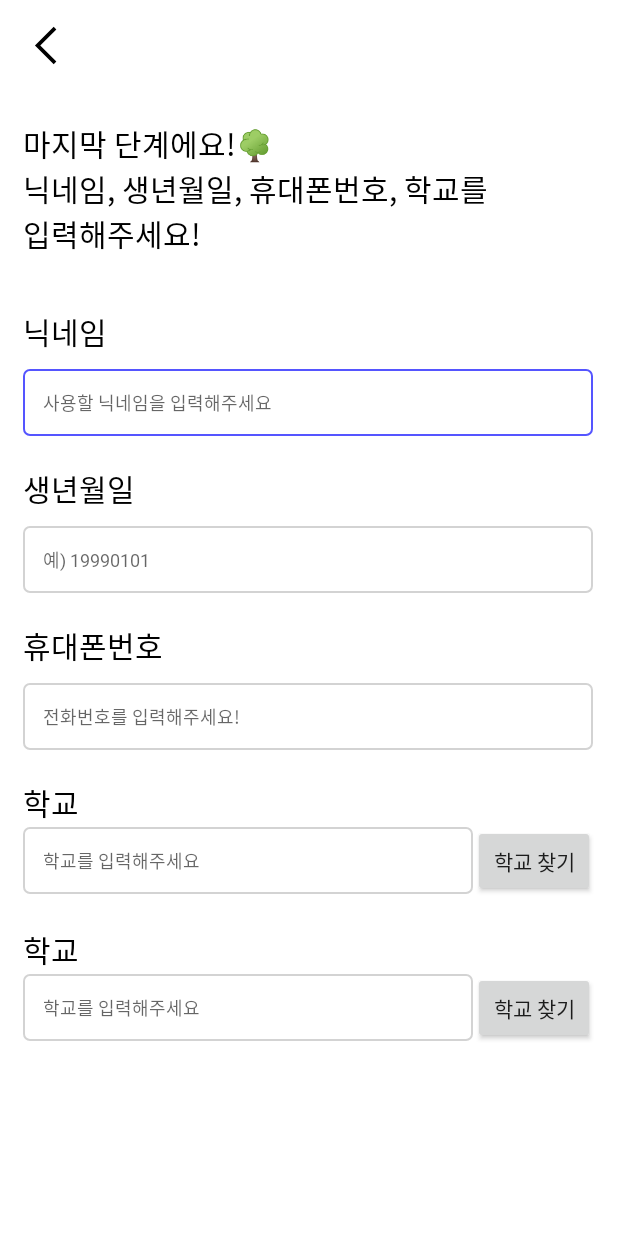
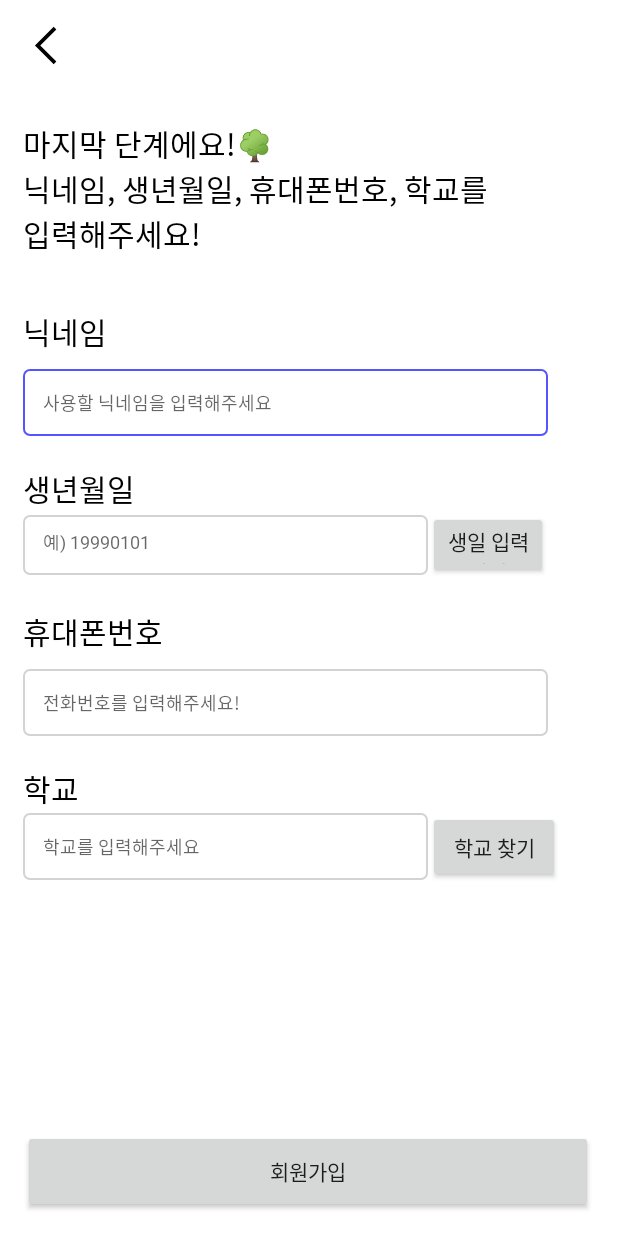
Before and after one commit to xxjo99/Capstone-Design-Android, an Android app: the PrivacyRegisterActivity screen opened directly, with no data from a screen before it, on a phone screen of 412 x 824 dp. Run offline under Robolectric (Android 15) with nearby library versions, the phone set to English and light mode, and no system bars.

Commit message:
회원가입 생일 선택(프레그먼트 추가 토스트 메시지로 확인 메시지 설정), 메인화면에 바로 작성글로 이동할 수 있는 위젯 추가

```diff
--- a/app/src/main/java/com/delivery/mydelivery/register/PrivacyRegisterActivity.java
+++ b/app/src/main/java/com/delivery/mydelivery/register/PrivacyRegisterActivity.java
@@ -1,17 +1,20 @@
 package com.delivery.mydelivery.register;
 
 import android.annotation.SuppressLint;
+import android.app.DatePickerDialog;
 import android.content.Intent;
 import android.media.Image;
 import android.os.Bundle;
 import android.view.View;
 import android.widget.Button;
+import android.widget.DatePicker;
 import android.widget.EditText;
 import android.widget.ImageButton;
 import android.widget.Toast;
 
 import androidx.annotation.NonNull;
 import androidx.appcompat.app.AppCompatActivity;
+import androidx.fragment.app.DialogFragment;
 
 import com.delivery.mydelivery.MainActivity;
 import com.delivery.mydelivery.R;
@@ -26,10 +29,11 @@ import retrofit2.Response;
 public class PrivacyRegisterActivity extends AppCompatActivity {
 
     EditText nameET;
-    EditText birthET;
+    EditText birthET; // 생일
     EditText phoneNumET;
-    Button registerBtn;
+    Button registerBtn,birthBT;
     ImageButton go_back_password;
+
 
     UserVO userVO; // 데이터를 담을 객체
 
@@ -47,6 +51,8 @@ public class PrivacyRegisterActivity extends AppCompatActivity {
         phoneNumET = findViewById(R.id.phoneNumET);
         registerBtn = findViewById(R.id.registerBtn);
         go_back_password = findViewById(R.id.go_back_password);
+        birthBT = findViewById(R.id.birthBT);
+
 
         // 회원가입 버튼
         registerBtn.setOnClickListener(view -> {
@@ -103,4 +109,19 @@ public class PrivacyRegisterActivity extends AppCompatActivity {
                     }
                 });
     }
+    public void showDatePicker(View view) {
+        DialogFragment newFragment = new DatePickerFragment();
+        newFragment.show(getSupportFragmentManager(),"datePicker");
+    }
+
+    public void processDatePickerResult(int year, int month, int day){
+        String month_string = Integer.toString(month+1);
+        String day_string = Integer.toString(day);
+        String year_string = Integer.toString(year);
+        String dateMessage = (month_string + "/" + day_string + "/" + year_string);
+
+        Toast.makeText(this,"Date: "+dateMessage,Toast.LENGTH_SHORT).show();
+    }
+
+
 }
--- a/app/src/main/res/layout/activity_register_privacy.xml
+++ b/app/src/main/res/layout/activity_register_privacy.xml
@@ -43,7 +43,7 @@
         <!-- 닉네임 입력 -->
         <EditText
             android:id="@+id/nameET"
-            android:layout_width="380dp"
+            android:layout_width="350dp"
             android:layout_height="wrap_content"
             android:layout_marginTop="10dp"
             android:background="@drawable/edit_text_border_basic"
@@ -69,20 +69,35 @@
             android:text="@string/birth"
             android:textColor="@color/black"
             android:textSize="20sp" />
-
+    </LinearLayout>
+        <LinearLayout
+            android:layout_width="wrap_content"
+            android:layout_height="wrap_content"
+            android:orientation="horizontal"
+            android:gravity="center"
+            >
         <!-- 생년월일 입력 -->
         <EditText
             android:id="@+id/birthET"
-            android:layout_width="380dp"
-            android:layout_height="wrap_content"
-            android:layout_marginTop="10dp"
+            android:layout_width="270dp"
+            android:layout_height="40dp"
             android:background="@drawable/edit_text_border_basic"
             android:fontFamily="@font/bmjua_font"
             android:hint="예) 19990101"
             android:padding="13dp"
             android:textSize="12sp" />
 
-    </LinearLayout>
+            <Button
+                android:id="@+id/birthBT"
+                android:layout_width="80dp"
+                android:layout_height="45dp"
+                android:fontFamily="@font/bmjua_font"
+                android:onClick="showDatePicker"
+                android:text="생일 입력하기"></Button>
+
+        </LinearLayout>
+
+
 
     <!-- 휴대폰번호 EditText -->
     <LinearLayout
@@ -102,7 +117,7 @@
         <!-- 휴대폰번호 입력 -->
         <EditText
             android:id="@+id/phoneNumET"
-            android:layout_width="380dp"
+            android:layout_width="350dp"
             android:layout_height="wrap_content"
             android:layout_marginTop="10dp"
             android:background="@drawable/edit_text_border_basic"
@@ -136,7 +151,7 @@
         <!-- 학교 입력 -->
         <EditText
             android:id="@+id/schoolname"
-            android:layout_width="300dp"
+            android:layout_width="270dp"
             android:layout_height="wrap_content"
             android:background="@drawable/edit_text_border_basic"
             android:hint="학교를 입력해주세요"
@@ -152,44 +167,6 @@
             />
 
     </LinearLayout>
-
-    <LinearLayout
-        android:layout_width="wrap_content"
-        android:layout_height="wrap_content"
-        android:layout_marginTop="20dp"
-        android:orientation="vertical">
-
-        <TextView
-            android:layout_width="wrap_content"
-            android:layout_height="wrap_content"
-            android:fontFamily="@font/bmjua_font"
-            android:text="@string/school"
-            android:textColor="@color/black"
-            android:textSize="20sp" />
-    </LinearLayout>
-
-    <LinearLayout
-        android:layout_width="wrap_content"
-        android:layout_height="wrap_content"
-        android:gravity="center"
-        android:orientation="horizontal">
-
-        <!-- 학교 입력 -->
-        <EditText
-            android:id="@+id/schoolname"
-            android:layout_width="300dp"
-            android:layout_height="wrap_content"
-            android:background="@drawable/edit_text_border_basic"
-            android:fontFamily="@font/bmjua_font"
-            android:hint="학교를 입력해주세요"
-            android:padding="13dp"
-            android:textSize="12sp" />
-
-        <Button
-            android:layout_width="wrap_content"
-            android:layout_height="wrap_content"
-            android:fontFamily="@font/bmjua_font"
-            android:text="학교 찾기" />
 
         <!-- 회원가입 Button -->
         <LinearLayout
@@ -207,6 +184,4 @@
 
         </LinearLayout>
 
-    </LinearLayout>
-
 </LinearLayout>
--- a/app/src/main/res/values/strings.xml
+++ b/app/src/main/res/values/strings.xml
@@ -79,5 +79,7 @@
     <string name="place">장소</string>
 
     <string name="recruitInfo">모집안내</string>
+    <!-- TODO: Remove or change this placeholder text -->
+    <string name="hello_blank_fragment">Hello blank fragment</string>
 
 </resources>
```
Also changed, not shown: app/src/main/java/com/delivery/mydelivery/register/DatePickerFragment.java (added, +41 -0 lines), app/src/main/res/layout/fragment_date_picker.xml (added, +14 -0 lines).
